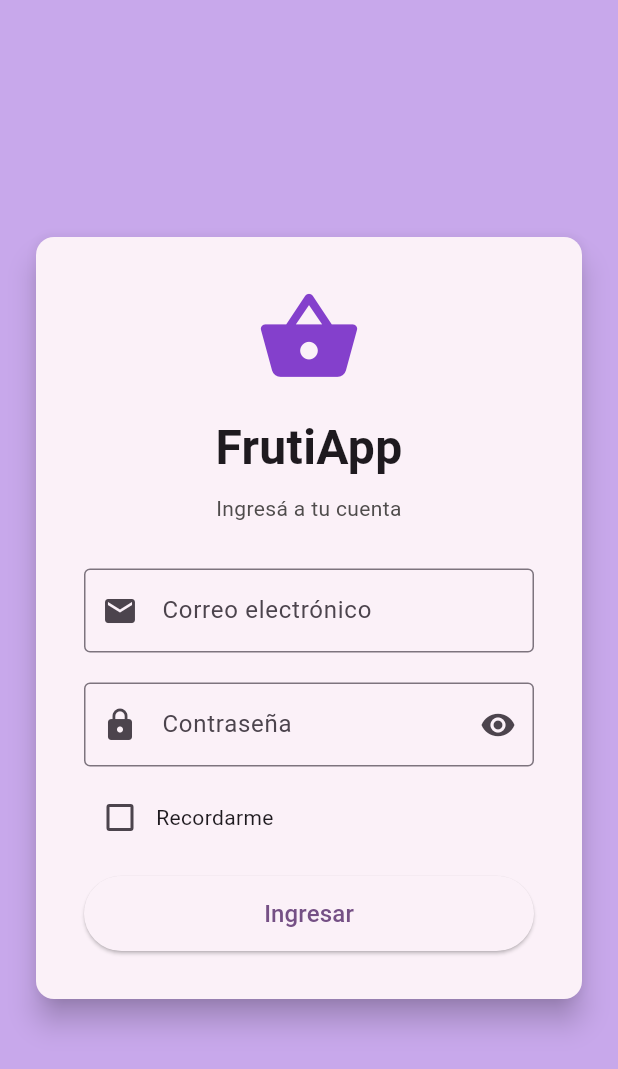
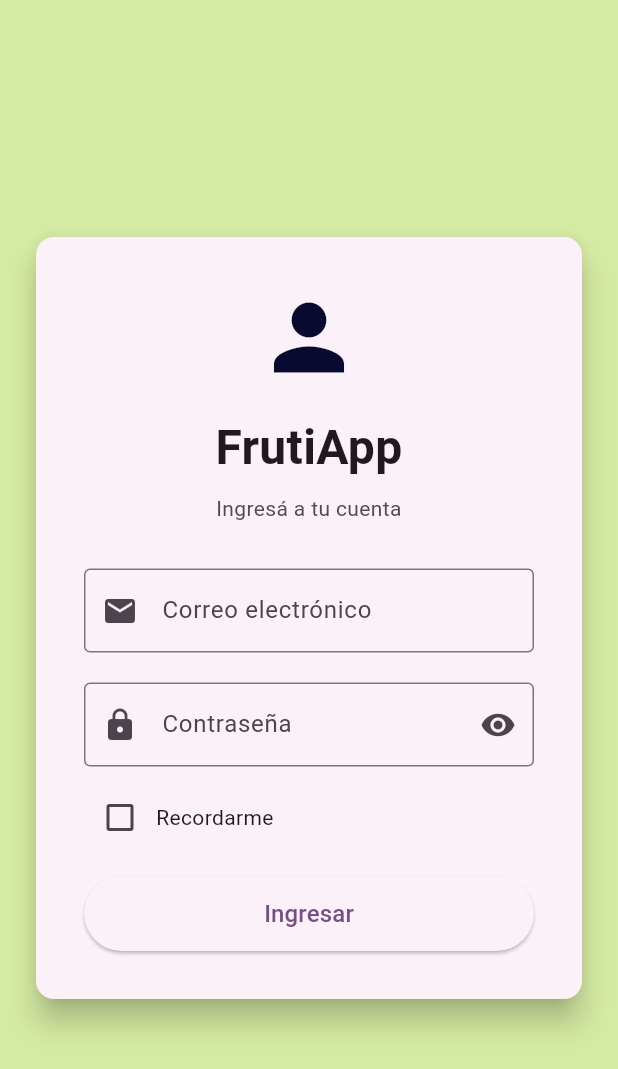
Before and after one commit to Greyyss/fruttiapp_web, a Flutter app: the screen it shows after launch, on a phone screen of 412 x 824 dp. Shown: the top 1069 px of the screen. Run offline on Flutter 3.47's test engine with Material 3 defaults, Android fonts, the phone set to English and light mode, and no system bars; our stand-ins replace web; missing offline and left inert: file_selector.

Commit message:
Primer commit

```diff
--- a/lib/pages/login_page.dart
+++ b/lib/pages/login_page.dart
@@ -68,7 +68,7 @@ class _LoginPageState extends State<LoginPage> {
   @override
   Widget build(BuildContext context) {
     return Scaffold(
-      backgroundColor: const Color.fromARGB(255, 200, 168, 235),
+      backgroundColor: const Color.fromARGB(255, 213, 234, 162),
       body: Center(
         child: SingleChildScrollView(
           padding: const EdgeInsets.all(20),
@@ -88,9 +88,9 @@ class _LoginPageState extends State<LoginPage> {
                         CrossAxisAlignment.stretch,
                     children: [
                       const Icon(
-                        Icons.shopping_basket,
+                        Icons.person,
                         size: 70,
-                        color: Color.fromARGB(255, 132, 64, 204),
+                        color: Color.fromARGB(255, 9, 10, 47),
                       ),
 
                       const SizedBox(height: 15),
```
Also changed, not shown: lib/pages/home_page.dart (+6 -6 lines).
